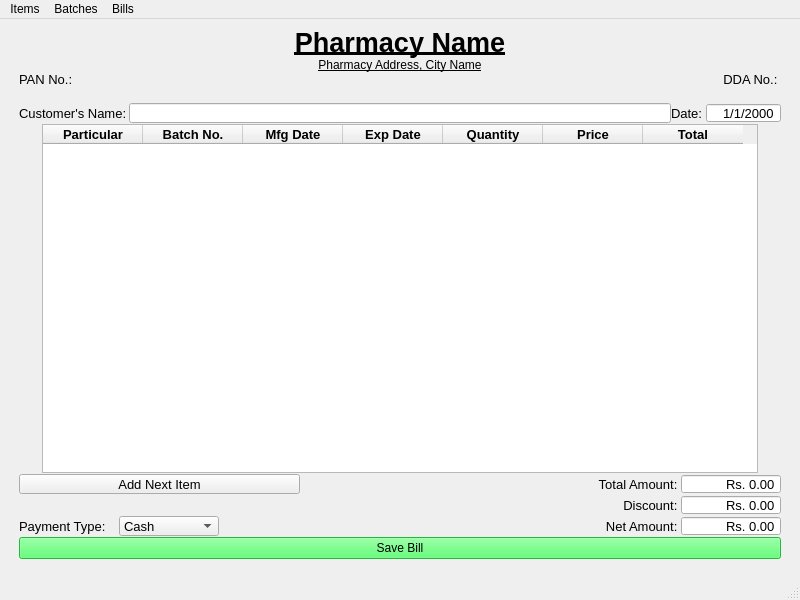
Above: UI/main.ui from aayushman0/PharmacyStockAndBilling-PyQt before the change. Below: the same form after it.
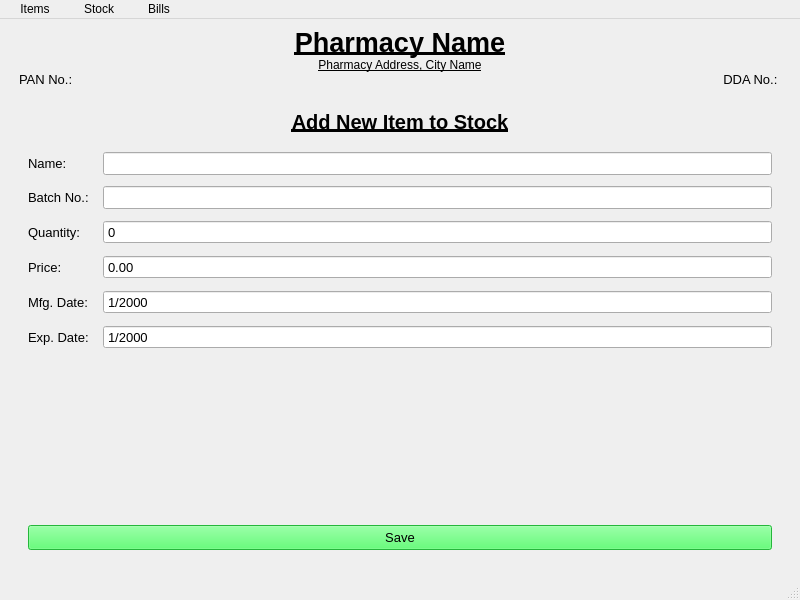
That is the form after the change.

Commit message: new page: add item and batch at once

```diff
--- a/UI/main.ui
+++ b/UI/main.ui
@@ -140,7 +140,7 @@
        <enum>Qt::LeftToRight</enum>
       </property>
       <property name="currentIndex">
-       <number>3</number>
+       <number>8</number>
       </property>
       <widget class="QWidget" name="page_add_item">
        <layout class="QGridLayout" name="gridLayout_2">
@@ -1907,6 +1907,218 @@
         </item>
        </layout>
       </widget>
+      <widget class="QWidget" name="page_add_item_and_batch">
+       <layout class="QGridLayout" name="gridLayout_10">
+        <item row="0" column="0">
+         <layout class="QVBoxLayout" name="verticalLayout_8">
+          <property name="spacing">
+           <number>10</number>
+          </property>
+          <property name="leftMargin">
+           <number>10</number>
+          </property>
+          <property name="rightMargin">
+           <number>10</number>
+          </property>
+          <property name="bottomMargin">
+           <number>10</number>
+          </property>
+          <item>
+           <widget class="QLabel" name="label_37">
+            <property name="maximumSize">
+             <size>
+              <width>16777215</width>
+              <height>40</height>
+             </size>
+            </property>
+            <property name="font">
+             <font>
+              <family>Segoe UI</family>
+              <pointsize>15</pointsize>
+              <bold>true</bold>
+              <underline>true</underline>
+             </font>
+            </property>
+            <property name="text">
+             <string>Add New Item to Stock</string>
+            </property>
+            <property name="alignment">
+             <set>Qt::AlignCenter</set>
+            </property>
+           </widget>
+          </item>
+          <item>
+           <layout class="QFormLayout" name="form_edit_batch_2">
+            <property name="horizontalSpacing">
+             <number>10</number>
+            </property>
+            <property name="verticalSpacing">
+             <number>11</number>
+            </property>
+            <item row="0" column="0">
+             <widget class="QLabel" name="label_38">
+              <property name="font">
+               <font>
+                <family>Segoe UI</family>
+                <pointsize>10</pointsize>
+               </font>
+              </property>
+              <property name="text">
+               <string>Name: </string>
+              </property>
+             </widget>
+            </item>
+            <item row="1" column="0">
+             <widget class="QLabel" name="label_39">
+              <property name="font">
+               <font>
+                <family>Segoe UI</family>
+                <pointsize>10</pointsize>
+                <underline>false</underline>
+               </font>
+              </property>
+              <property name="text">
+               <string>Batch No.: </string>
+              </property>
+             </widget>
+            </item>
+            <item row="2" column="0">
+             <widget class="QLabel" name="label_40">
+              <property name="font">
+               <font>
+                <family>Segoe UI</family>
+                <pointsize>10</pointsize>
+               </font>
+              </property>
+              <property name="text">
+               <string>Quantity: </string>
+              </property>
+             </widget>
+            </item>
+            <item row="2" column="1">
+             <widget class="QSpinBox" name="input_both_quantity">
+              <property name="buttonSymbols">
+               <enum>QAbstractSpinBox::NoButtons</enum>
+              </property>
+              <property name="suffix">
+               <string/>
+              </property>
+              <property name="maximum">
+               <number>99999</number>
+              </property>
+             </widget>
+            </item>
+            <item row="4" column="0">
+             <widget class="QLabel" name="label_41">
+              <property name="text">
+               <string>Mfg. Date: </string>
+              </property>
+             </widget>
+            </item>
+            <item row="4" column="1">
+             <widget class="QDateEdit" name="input_both_mfg_date">
+              <property name="font">
+               <font>
+                <family>Segoe UI</family>
+                <pointsize>10</pointsize>
+               </font>
+              </property>
+              <property name="buttonSymbols">
+               <enum>QAbstractSpinBox::NoButtons</enum>
+              </property>
+              <property name="displayFormat">
+               <string>M/yyyy</string>
+              </property>
+              <property name="calendarPopup">
+               <bool>false</bool>
+              </property>
+             </widget>
+            </item>
+            <item row="5" column="0">
+             <widget class="QLabel" name="label_42">
+              <property name="text">
+               <string>Exp. Date: </string>
+              </property>
+             </widget>
+            </item>
+            <item row="5" column="1">
+             <widget class="QDateEdit" name="input_both_exp_date">
+              <property name="font">
+               <font>
+                <family>Segoe UI</family>
+                <pointsize>10</pointsize>
+               </font>
+              </property>
+              <property name="buttonSymbols">
+               <enum>QAbstractSpinBox::NoButtons</enum>
+              </property>
+              <property name="displayFormat">
+               <string>M/yyyy</string>
+              </property>
+             </widget>
+            </item>
+            <item row="3" column="0">
+             <widget class="QLabel" name="label_43">
+              <property name="text">
+               <string>Price: </string>
+              </property>
+             </widget>
+            </item>
+            <item row="3" column="1">
+             <widget class="QDoubleSpinBox" name="input_both_price">
+              <property name="buttonSymbols">
+               <enum>QAbstractSpinBox::NoButtons</enum>
+              </property>
+              <property name="maximum">
+               <double>99999999.989999994635582</double>
+              </property>
+             </widget>
+            </item>
+            <item row="0" column="1">
+             <widget class="QLineEdit" name="input_both_item_name"/>
+            </item>
+            <item row="1" column="1">
+             <widget class="QLineEdit" name="input_both_batch_no"/>
+            </item>
+           </layout>
+          </item>
+          <item>
+           <widget class="QPushButton" name="button_add_both">
+            <property name="minimumSize">
+             <size>
+              <width>0</width>
+              <height>25</height>
+             </size>
+            </property>
+            <property name="maximumSize">
+             <size>
+              <width>16777215</width>
+              <height>25</height>
+             </size>
+            </property>
+            <property name="font">
+             <font>
+              <family>Segoe UI</family>
+              <pointsize>10</pointsize>
+              <bold>false</bold>
+             </font>
+            </property>
+            <property name="styleSheet">
+             <string notr="true">background-color: rgb(52, 255, 82);
+color: rgb(0, 0, 0);</string>
+            </property>
+            <property name="text">
+             <string>Save</string>
+            </property>
+            <property name="flat">
+             <bool>false</bool>
+            </property>
+           </widget>
+          </item>
+         </layout>
+        </item>
+       </layout>
+      </widget>
      </widget>
     </item>
    </layout>
@@ -1922,7 +2134,7 @@
    </property>
    <widget class="QMenu" name="menu_item">
     <property name="title">
-     <string>Items</string>
+     <string>   Items   </string>
     </property>
     <addaction name="action_get_all_items"/>
     <addaction name="action_add_item"/>
@@ -1930,7 +2142,7 @@
    </widget>
    <widget class="QMenu" name="menu_batch">
     <property name="title">
-     <string>Batches</string>
+     <string>   Stock   </string>
     </property>
     <addaction name="action_get_batches"/>
     <addaction name="action_add_batch"/>
@@ -1938,7 +2150,7 @@
    </widget>
    <widget class="QMenu" name="menu_bill">
     <property name="title">
-     <string>Bills</string>
+     <string>   Bills   </string>
     </property>
     <addaction name="action_get_all_bills"/>
     <addaction name="action_add_bill"/>
```
Left out of the diff: 28 changed lines with no effect on the pictures. The commit also changes 1 other file.
